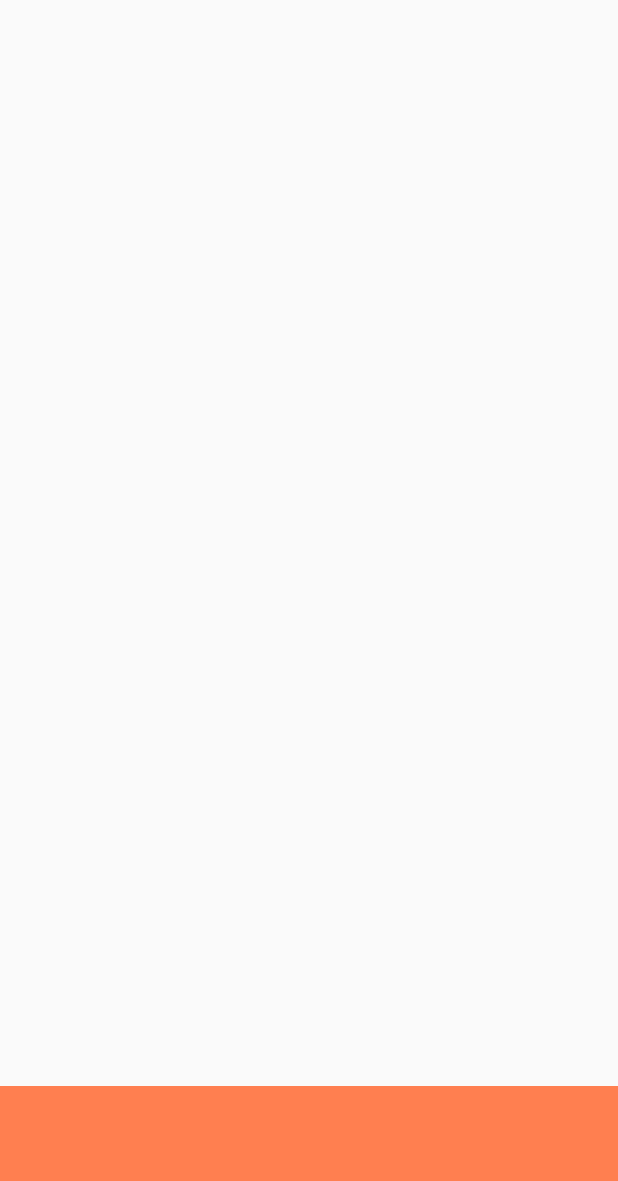
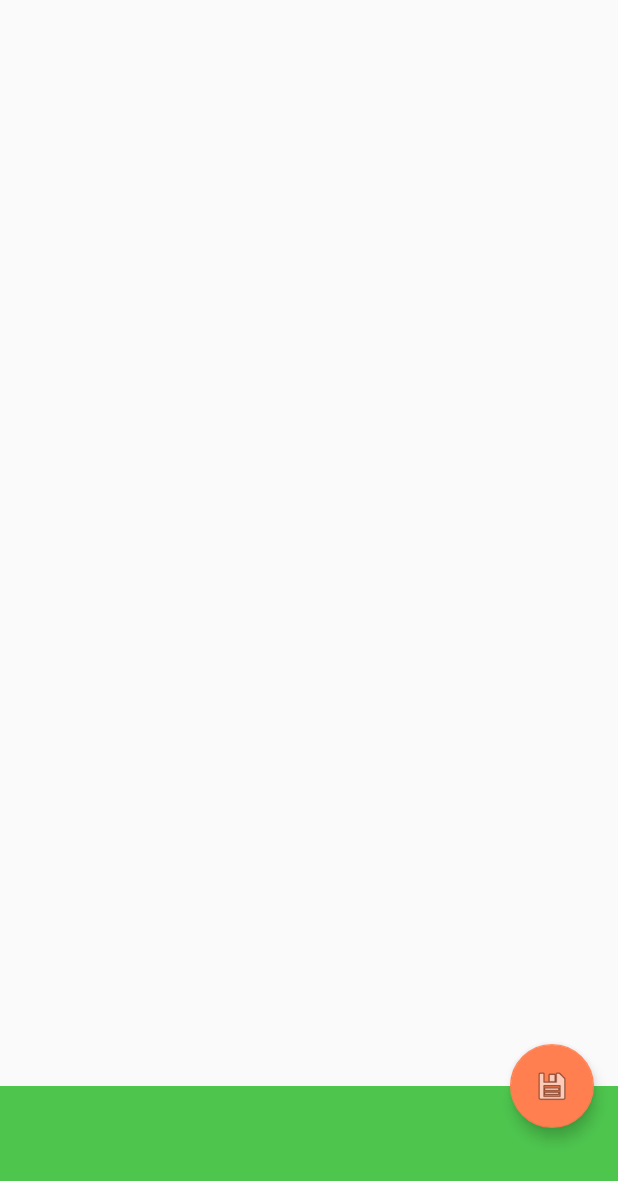
Before and after one commit to josemg08/FaceCreator, an Android app: the FaceCreationActivity screen opened directly, with no data from a screen before it, on a phone screen of 412 x 824 dp. Shown: the top 1181 px of the screen. Run offline under Robolectric (Android 15) with nearby library versions, the phone set to English and light mode, and no system bars; libraries missing offline, so code that uses them is left out: processing.core; 1 statement that could not run was skipped.

Commit message:
Working on faceCreator

```diff
--- a/app/src/main/java/sandbox/josegonzalez/fragmentpaplet/FaceContainerFragment.java
+++ b/app/src/main/java/sandbox/josegonzalez/fragmentpaplet/FaceContainerFragment.java
@@ -7,9 +7,11 @@ import processing.core.PApplet;
  __.*/
 public class FaceContainerFragment extends PApplet {
 
+    hexa
+
     @Override
     public void setup() {
-        background(255,255,255);
+        background(#cccccc);
         fill(255,0,0);
     }
 
--- a/app/src/main/res/layout/activity_face_creation.xml
+++ b/app/src/main/res/layout/activity_face_creation.xml
@@ -32,8 +32,8 @@
 
         </android.support.design.widget.CollapsingToolbarLayout>
 
-    </android.support.design.widget.AppBarLayout>-->
-
+    </android.support.design.widget.AppBarLayout>
+-->
     <RelativeLayout
         android:layout_width="match_parent"
         android:layout_height="match_parent">
@@ -44,22 +44,24 @@
             android:layout_height="match_parent"
             app:layout_behavior="@string/appbar_scrolling_view_behavior" />
 
-        <include layout="@layout/child_node_list"
+        <include
+            android:id="@+id/child_node_list"
+            layout="@layout/child_node_list"
             android:layout_width="match_parent"
             android:layout_height="100dp"
             android:layout_alignParentBottom="true"  />
 
     </RelativeLayout>
 
-    <!--<android.support.design.widget.FloatingActionButton
+    <android.support.design.widget.FloatingActionButton
         android:id="@+id/fab"
         android:layout_width="wrap_content"
         android:layout_height="wrap_content"
         android:layout_gravity="center_vertical|start"
-        android:layout_margin="@dimen/fab_margin"
-        app:layout_anchor="@+id/face_container"
+        app:layout_anchor="@+id/child_node_list"
         app:layout_anchorGravity="top|end"
-        app:srcCompat="@android:drawable/ic_menu_save" />-->
+        app:srcCompat="@android:drawable/ic_menu_save"
+        android:layout_marginRight="@dimen/fab_margin"/>
 
 </android.support.design.widget.CoordinatorLayout>
 <!--.___ End of activity_face_creation __.-->
--- a/app/src/main/res/layout/child_node_list.xml
+++ b/app/src/main/res/layout/child_node_list.xml
@@ -3,7 +3,7 @@
     android:orientation="horizontal"
     android:layout_width="match_parent"
     android:layout_height="100dp"
-    android:background="@color/colorAccent">
+    android:background="@color/colorPrimary">
 
 </LinearLayout>
 <!--.___ End of child_node_list __.-->
```
